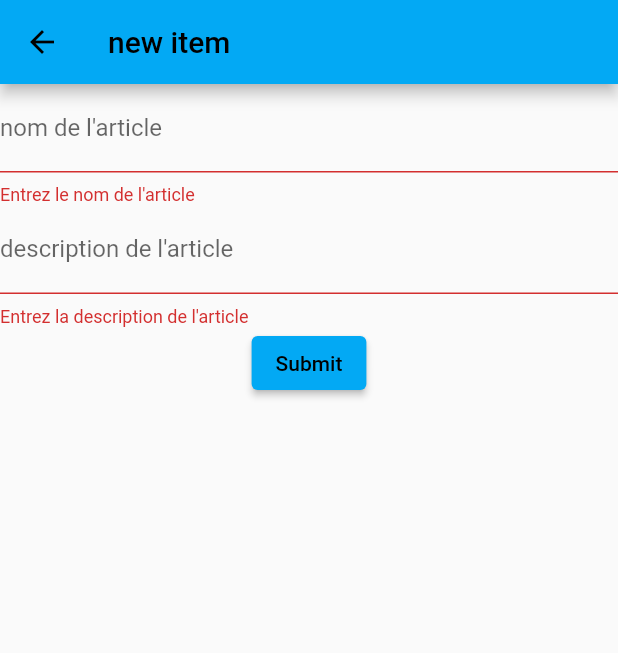
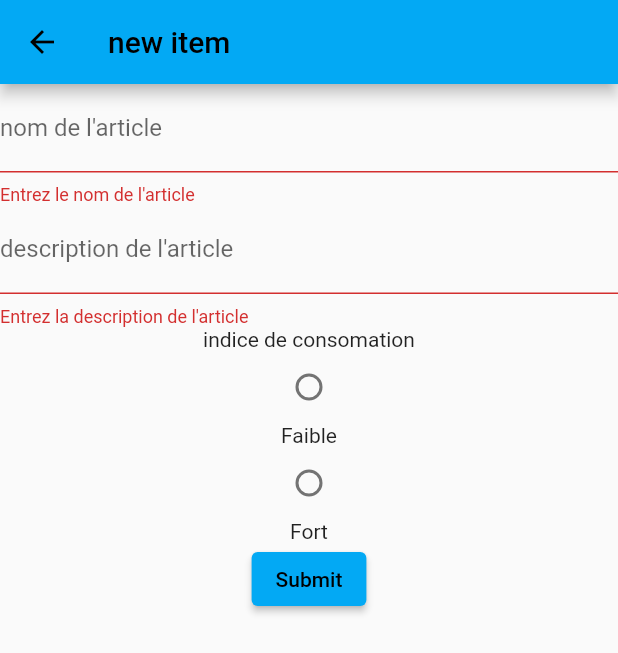
Before and after one commit to osbyrne/findit_mapper, a Flutter app: the FormRoute screen opened directly, after a tap on "Submit", on a phone screen of 412 x 824 dp. Shown: the top 653 px of the screen. Run offline on Flutter 3.47's test engine with Material 2 defaults, Android fonts, the phone set to English and light mode, and no system bars.

Commit message:
i forgor

```diff
--- a/lib/item.dart
+++ b/lib/item.dart
@@ -6,4 +6,10 @@ class Item {
   String? imageLink = '';
   String? twoDLink = '';
   String? threeDLink = '';
+  String? commandePlat = '';
+  int? stockReserve = 0;
+  int? stockLimite = 0;
+  int? quantiteRemonter = 0;
+  bool? stockBas = false;
+  bool? nextRemonter = false;
 }
--- a/lib/main.dart
+++ b/lib/main.dart
@@ -1,7 +1,7 @@
 import 'dart:core';
 
+import 'package:flutter/foundation.dart';
 import 'package:flutter/material.dart';
-import 'package:gsheets/gsheets.dart';
 import 'item.dart';
 
 void main() => runApp(const MainPage());
@@ -91,7 +91,7 @@ class MyCustomFormState extends State<MyCustomForm> {
               if (value == null || value.isEmpty) {
                 return "Entrez le nom de l'article";
               }
-              if (value.length < 30) {
+              if (value.length > 30) {
                 return "Entrez un nom plus court";
               }
               return null;
@@ -105,17 +105,46 @@ class MyCustomFormState extends State<MyCustomForm> {
               if (value == null || value.isEmpty) {
                 return "Entrez la description de l'article";
               }
-              if (value.length < 50) {
+              if (value.length > 50) {
                 return "Entrez un nom plus court";
               }
               return null;
             },
             onSaved: (val) => setState(() => _item.description = val),
           ),
-          //TODO need other fields
-
+          Column(
+            mainAxisAlignment: MainAxisAlignment.center,
+            children: <Widget>[
+              const Text('indice de consomation'),
+              Radio(
+                value: 'Faible',
+                groupValue: _item.indiceDeConsomation,
+                onChanged: (value) {
+                  setState(() {
+                    _item.indiceDeConsomation = 'Faible';
+                  });
+                },
+              ),
+              const Text('Faible'),
+              Radio(
+                value: 'Fort',
+                groupValue: _item.indiceDeConsomation,
+                onChanged: (value) {
+                  setState(() {
+                    _item.indiceDeConsomation = 'Fort';
+                  });
+                },
+              ),
+              const Text('Fort'),
+            ],
+          ),
           ElevatedButton(
             onPressed: () {
+              if (kDebugMode) {
+                print(_item.nom);
+                print(_item.description);
+                print(_item.indiceDeConsomation);
+              }
               if (_formKey.currentState!.validate()) {
                 ScaffoldMessenger.of(context).showSnackBar(
                   const SnackBar(
```
